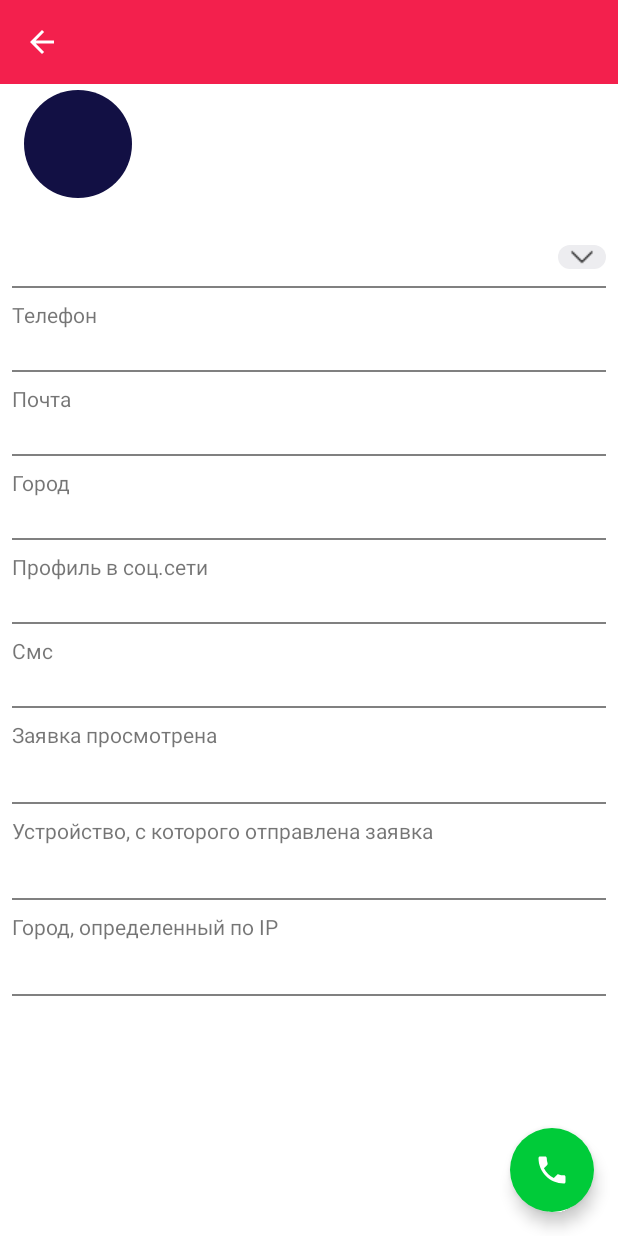
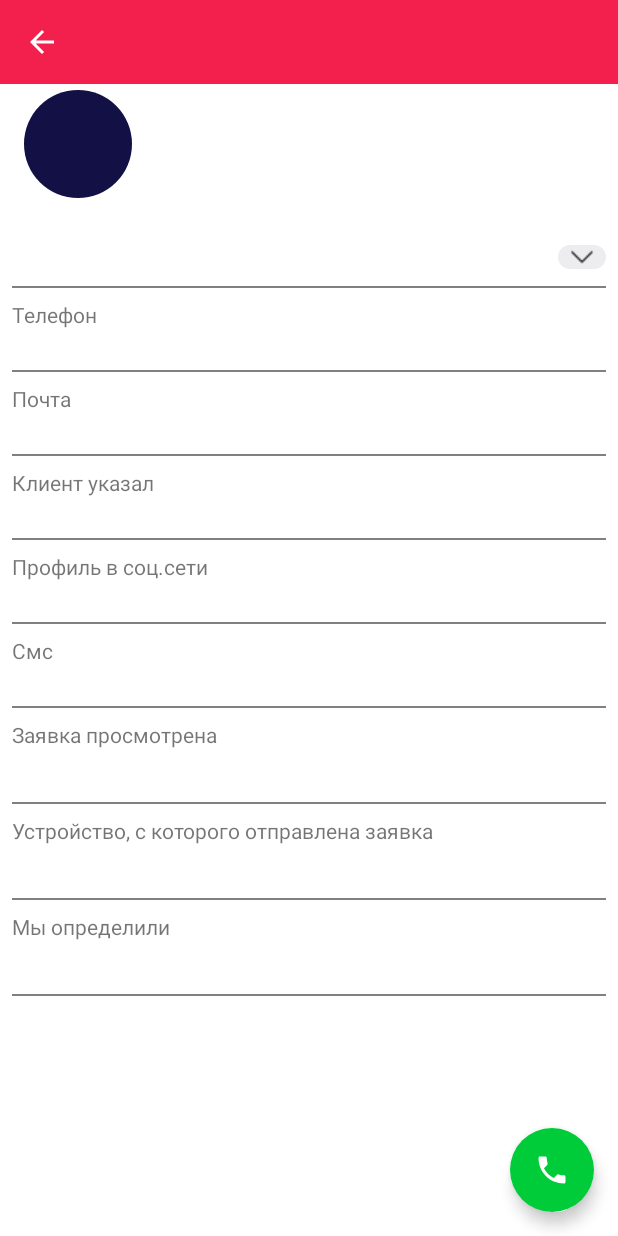
Before and after one commit to VdovinN/Venyoo, an Android app: the LeadDetailActivity screen opened directly, with no data from a screen before it, on a phone screen of 412 x 824 dp. Run offline under Robolectric (Android 15) with nearby library versions, the phone set to English and light mode, and no system bars; our stand-ins replace CircleImageView, Dagger/Hilt's generated code, Picasso, RxJava; libraries missing offline, so code that uses them is left out: com.amulyakhare.textdrawable, com.jakewharton.rxbinding2, com.r0adkll.slidr; pictures from the network do not load; 2 statements that could not run were skipped.

Commit message:
base commit;

```diff
--- a/app/src/main/res/layout/lead_detail_layout.xml
+++ b/app/src/main/res/layout/lead_detail_layout.xml
@@ -159,7 +159,7 @@
                 android:layout_width="wrap_content"
                 android:layout_height="wrap_content"
                 android:layout_marginTop="8dp"
-                android:text="@string/city" />
+                android:text="@string/client_select" />
 
             <TextView
                 android:id="@+id/leadUserTownTextView"
@@ -182,11 +182,11 @@
                 android:text="@string/social_profile" />
 
             <TextView
-                android:autoLink="web"
                 android:id="@+id/leadUserSocialProfileTextView"
                 android:layout_width="wrap_content"
                 android:layout_height="wrap_content"
                 android:layout_marginBottom="8dp"
+                android:autoLink="web"
                 android:textColor="@color/linkBlue" />
 
             <View
@@ -263,7 +263,7 @@
                 android:layout_height="wrap_content"
                 android:layout_marginBottom="8dp"
                 android:layout_marginTop="8dp"
-                android:text="@string/city_by_ip" />
+                android:text="@string/we_define" />
 
             <TextView
                 android:id="@+id/leadUserCityByIpTextView"
--- a/app/src/main/res/values/strings.xml
+++ b/app/src/main/res/values/strings.xml
@@ -33,4 +33,6 @@
     <string name="send_device">Устройство, с которого отправлена заявка</string>
     <string name="from_computer">С компьютера</string>
     <string name="from_mobile">С мобильного телефона</string>
+    <string name="client_select">Клиент указал</string>
+    <string name="we_define">Мы определили</string>
 </resources>
```
Also changed, not shown: app/src/main/java/com/app/venyoo/helper/DateHelper.kt (+10 -3 lines), app/src/main/java/com/app/venyoo/screens/lead/detail/LeadDetailActivity.kt (+31 -20 lines), app/src/main/java/com/app/venyoo/screens/lead/main/adapter/LeadAdapter.kt (+20 -6 lines).
